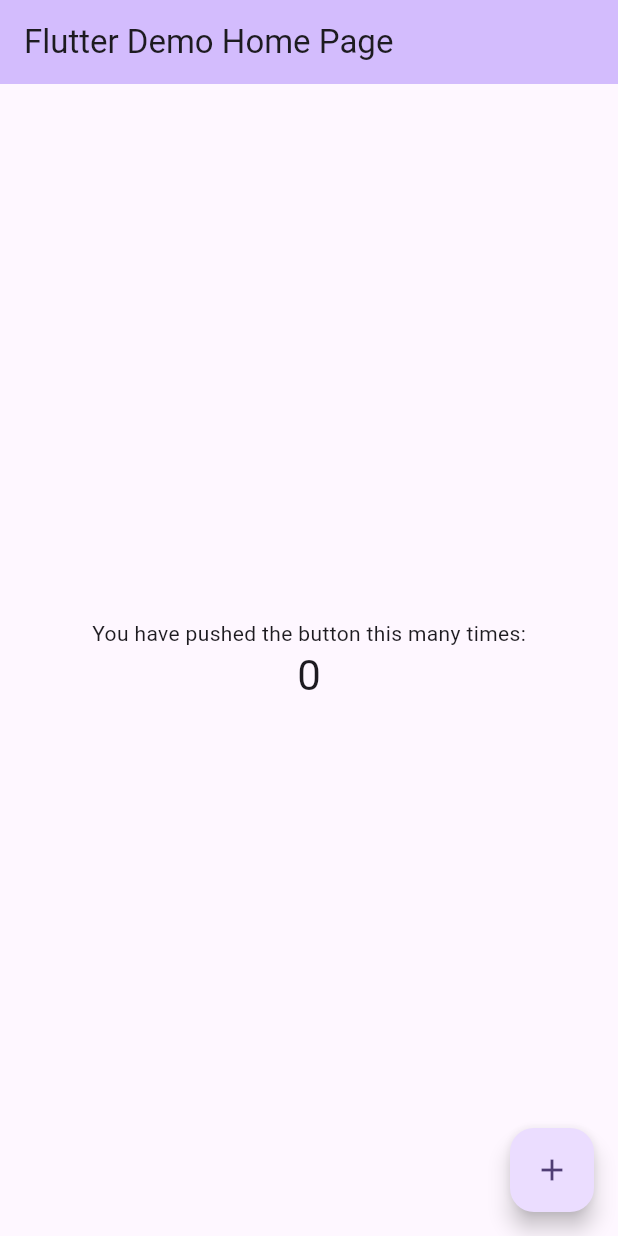
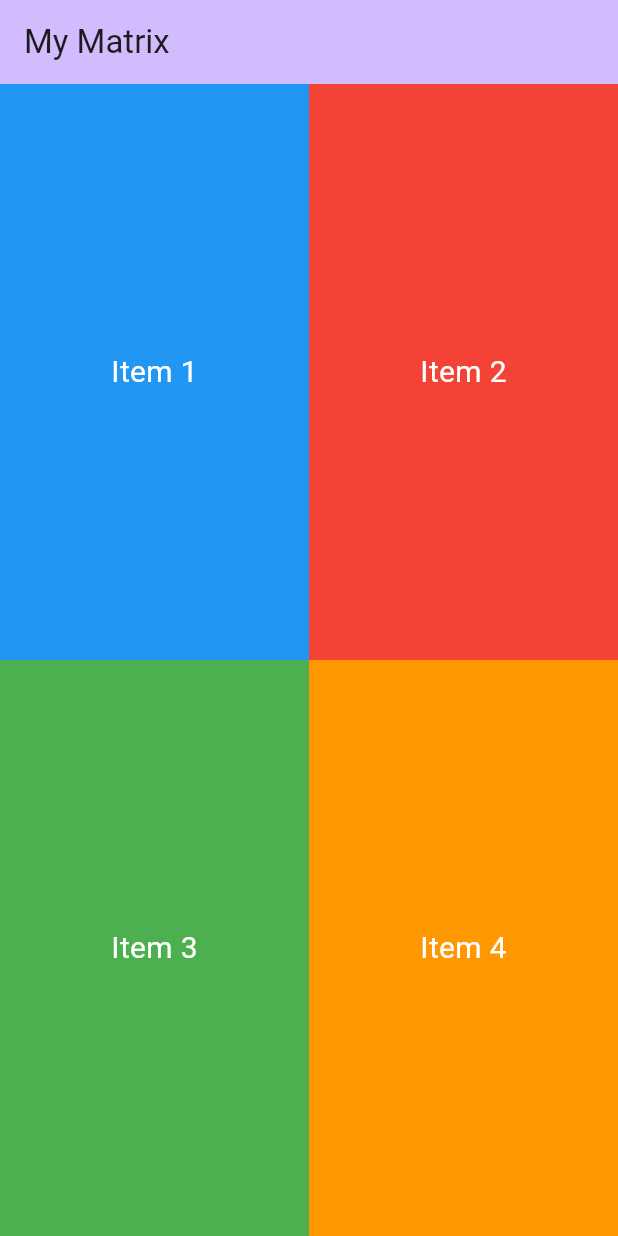
Before and after one commit to iamheesoo/my-matrix, a Flutter app: the screen it shows after launch, on a phone screen of 412 x 824 dp. Run offline on Flutter 3.47's test engine with Material 3 defaults, Android fonts, the phone set to English and light mode, and no system bars.

Commit message:
[Update] 4분할 ui 추가

```diff
--- a/lib/main.dart
+++ b/lib/main.dart
@@ -31,7 +31,7 @@ class MyApp extends StatelessWidget {
         colorScheme: ColorScheme.fromSeed(seedColor: Colors.deepPurple),
         useMaterial3: true,
       ),
-      home: const MyHomePage(title: 'Flutter Demo Home Page'),
+      home: const MyHomePage(title: 'My Matrix'),
     );
   }
 }
@@ -86,40 +86,70 @@ class _MyHomePageState extends State<MyHomePage> {
           // the App.build method, and use it to set our appbar title.
           title: Text(widget.title),
         ),
-      body: Center(
-        // Center is a layout widget. It takes a single child and positions it
-        // in the middle of the parent.
-        child: Column(
-          // Column is also a layout widget. It takes a list of children and
-          // arranges them vertically. By default, it sizes itself to fit its
-          // children horizontally, and tries to be as tall as its parent.
-          //
-          // Column has various properties to control how it sizes itself and
-          // how it positions its children. Here we use mainAxisAlignment to
-          // center the children vertically; the main axis here is the vertical
-          // axis because Columns are vertical (the cross axis would be
-          // horizontal).
-          //
-          // TRY THIS: Invoke "debug painting" (choose the "Toggle Debug Paint"
-          // action in the IDE, or press "p" in the console), to see the
-          // wireframe for each widget.
-          mainAxisAlignment: MainAxisAlignment.center,
-          children: <Widget>[
-            const Text(
-              'You have pushed the button this many times:',
+        body: LayoutBuilder(
+          builder: (context, constraints) {
+            // 화면의 너비와 높이 가져오기
+            double itemWidth = constraints.maxWidth / 2;
+            double itemHeight = constraints.maxHeight / 2;
+
+            return Column(
+              children: [
+                Row(
+                  children: [
+                    Container(
+                      width: itemWidth,
+                      height: itemHeight,
+                      color: Colors.blue,
+                      child: Center(
+                        child: Text(
+                          'Item 1',
+                          style: TextStyle(color: Colors.white, fontSize: 20),
                         ),
-            Text(
-              '$_counter',
-              style: Theme.of(context).textTheme.headlineMedium,
+                      ),
+                    ),
+                    Container(
+                      width: itemWidth,
+                      height: itemHeight,
+                      color: Colors.red,
+                      child: Center(
+                        child: Text(
+                          'Item 2',
+                          style: TextStyle(color: Colors.white, fontSize: 20),
+                        ),
+                      ),
                     ),
                   ],
                 ),
+                Row(
+                  children: [
+                    Container(
+                      width: itemWidth,
+                      height: itemHeight,
+                      color: Colors.green,
+                      child: Center(
+                        child: Text(
+                          'Item 3',
+                          style: TextStyle(color: Colors.white, fontSize: 20),
                         ),
-      floatingActionButton: FloatingActionButton(
-        onPressed: _incrementCounter,
-        tooltip: 'Increment',
-        child: const Icon(Icons.add),
-      ), // This trailing comma makes auto-formatting nicer for build methods.
+                      ),
+                    ),
+                    Container(
+                      width: itemWidth,
+                      height: itemHeight,
+                      color: Colors.orange,
+                      child: Center(
+                        child: Text(
+                          'Item 4',
+                          style: TextStyle(color: Colors.white, fontSize: 20),
+                        ),
+                      ),
+                    ),
+                  ],
+                ),
+              ],
+            );
+          },
+        ) // This trailing comma makes auto-formatting nicer for build methods.
         );
   }
 }
```
Lines whose indentation alone changed are shown as unchanged.
